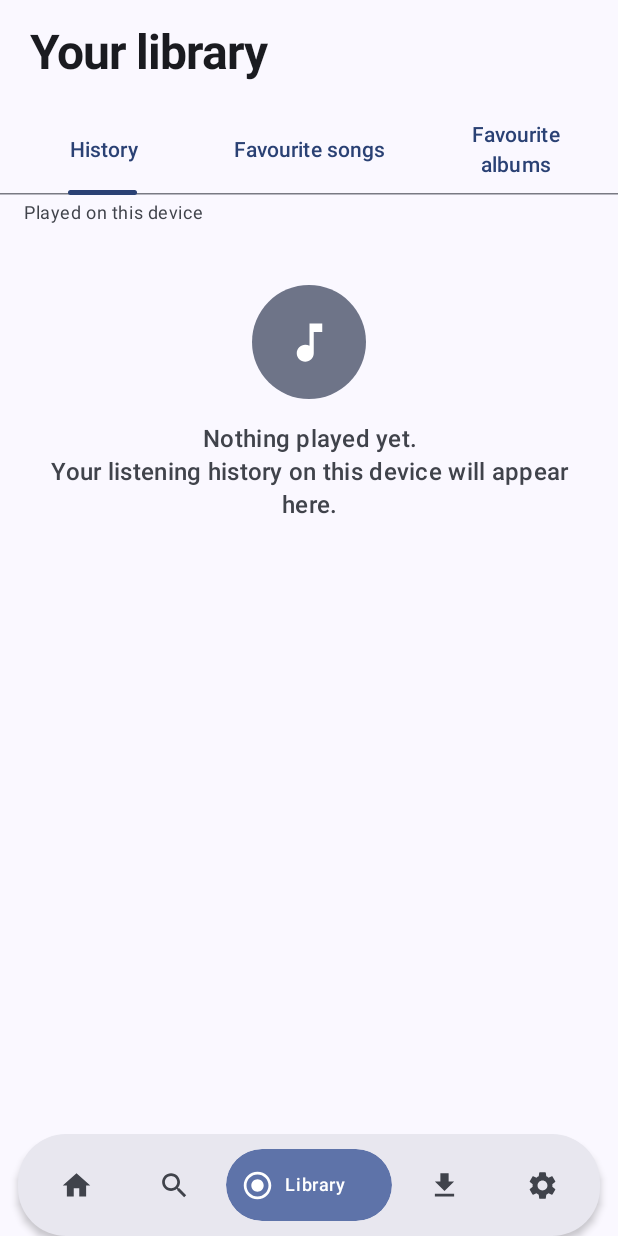
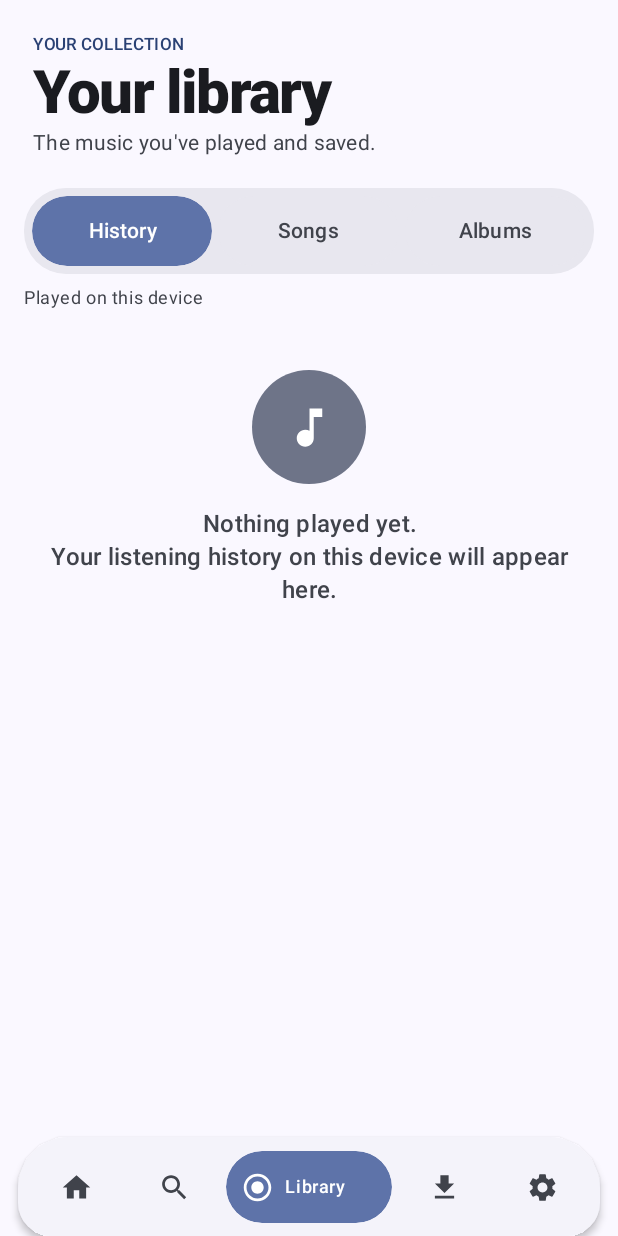
Before and after one commit to negr666omg/squirtify-android, an Android app built with Jetpack Compose: the screen it shows after launch (MainActivity), after a tap on "Library", on a phone screen of 412 x 824 dp. Run offline under Robolectric (Android 15) with nearby library versions, the phone set to English and light mode, and no system bars; network calls fail; pictures from the network do not load; 2 statements that could not run were skipped; 3 other taps on this screen came first.

Commit message:
Build a cohesive expressive Material 3 music UI

```diff
--- a/app/src/main/java/org/squidify/android/ui/nav/AppNav.kt
+++ b/app/src/main/java/org/squidify/android/ui/nav/AppNav.kt
@@ -175,8 +175,13 @@ fun AppNavHost(onExitApp: () -> Unit) {
             containerColor = MaterialTheme.colorScheme.background,
             bottomBar = {
                 Surface(
-                    shape = RoundedCornerShape(32.dp),
-                    color = MaterialTheme.colorScheme.surfaceContainerHigh,
+                    shape = RoundedCornerShape(
+                        topStart = 34.dp,
+                        topEnd = 34.dp,
+                        bottomStart = 22.dp,
+                        bottomEnd = 22.dp,
+                    ),
+                    color = MaterialTheme.colorScheme.surfaceContainerLow,
                     tonalElevation = 3.dp,
                     shadowElevation = 3.dp,
                     modifier = Modifier
@@ -196,7 +201,7 @@ fun AppNavHost(onExitApp: () -> Unit) {
                         Row(
                             modifier = Modifier
                                 .fillMaxWidth()
-                                .height(68.dp)
+                                .height(66.dp)
                                 .padding(horizontal = 8.dp, vertical = 6.dp),
                             horizontalArrangement = Arrangement.spacedBy(4.dp),
                             verticalAlignment = androidx.compose.ui.Alignment.CenterVertically,
--- a/app/src/main/java/org/squidify/android/ui/screens/LibraryScreen.kt
+++ b/app/src/main/java/org/squidify/android/ui/screens/LibraryScreen.kt
@@ -1,12 +1,16 @@
 package org.squidify.android.ui.screens
 
+import androidx.compose.foundation.clickable
+import androidx.compose.foundation.layout.Arrangement
+import androidx.compose.foundation.layout.Box
 import androidx.compose.foundation.layout.Column
+import androidx.compose.foundation.layout.Row
 import androidx.compose.foundation.layout.fillMaxSize
 import androidx.compose.foundation.layout.fillMaxWidth
 import androidx.compose.foundation.layout.padding
+import androidx.compose.foundation.shape.RoundedCornerShape
 import androidx.compose.material3.MaterialTheme
-import androidx.compose.material3.PrimaryTabRow
-import androidx.compose.material3.Tab
+import androidx.compose.material3.Surface
 import androidx.compose.material3.Text
 import androidx.compose.runtime.Composable
 import androidx.compose.runtime.getValue
@@ -14,6 +18,7 @@ import androidx.compose.runtime.mutableStateOf
 import androidx.compose.runtime.remember
 import androidx.compose.runtime.setValue
 import androidx.compose.ui.Modifier
+import androidx.compose.ui.draw.clip
 import androidx.compose.ui.unit.dp
 import org.squidify.android.data.Album
 import org.squidify.android.data.Artist
@@ -24,10 +29,9 @@ import org.squidify.android.ui.screens.library.FavouriteSongsTab
 import org.squidify.android.ui.screens.library.HistoryTab
 
 /**
- * "Library" destination: what YOU listened to on this device, plus your
- * favourites. Server browsing lives in Search/Home.
+ * "Library" destination: listening history and saved music.
+ * Server browsing stays in Search/Home.
  */
-@OptIn(androidx.compose.material3.ExperimentalMaterial3Api::class)
 @Composable
 fun LibraryScreen(
     onAlbumClick: (Album) -> Unit,
@@ -35,31 +39,76 @@ fun LibraryScreen(
     onGenreClick: (Genre) -> Unit,
     onPlaylistClick: (Playlist) -> Unit,
 ) {
-    val sections = listOf("History", "Favourite songs", "Favourite albums")
+    val sections = listOf("History", "Songs", "Albums")
     var selected by remember { mutableStateOf(0) }
 
     Column(Modifier.fillMaxSize()) {
         Column(
             modifier = Modifier
                 .fillMaxWidth()
-                .padding(horizontal = 20.dp, vertical = 16.dp),
+                .padding(horizontal = 22.dp)
+                .padding(top = 22.dp, bottom = 16.dp),
         ) {
             Text(
+                text = "YOUR COLLECTION",
+                style = MaterialTheme.typography.labelSmall,
+                color = MaterialTheme.colorScheme.primary,
+            )
+            Text(
                 text = "Your library",
-                style = MaterialTheme.typography.headlineLarge,
+                style = MaterialTheme.typography.displaySmall,
                 color = MaterialTheme.colorScheme.onBackground,
             )
+            Text(
+                text = "The music you've played and saved.",
+                style = MaterialTheme.typography.bodyMedium,
+                color = MaterialTheme.colorScheme.onSurfaceVariant,
+            )
         }
-        PrimaryTabRow(selectedTabIndex = selected) {
-            sections.forEachIndexed { index, label ->
-                Tab(
-                    selected = selected == index,
-                    onClick = { selected = index },
-                    text = { Text(label) },
-                )
+
+        Surface(
+            modifier = Modifier
+                .fillMaxWidth()
+                .padding(horizontal = 16.dp, vertical = 4.dp),
+            shape = RoundedCornerShape(28.dp),
+            color = MaterialTheme.colorScheme.surfaceContainerHigh,
+        ) {
+            Row(
+                modifier = Modifier.padding(5.dp),
+                horizontalArrangement = Arrangement.spacedBy(4.dp),
+            ) {
+                sections.forEachIndexed { index, label ->
+                    val isSelected = selected == index
+                    Surface(
+                        shape = RoundedCornerShape(24.dp),
+                        color = if (isSelected) MaterialTheme.colorScheme.primaryContainer
+                        else MaterialTheme.colorScheme.surfaceContainerHigh,
+                        modifier = Modifier
+                            .weight(1f)
+                            .clip(RoundedCornerShape(24.dp))
+                            .clickable { selected = index },
+                    ) {
+                        Box(
+                            modifier = Modifier
+                                .fillMaxWidth()
+                                .padding(horizontal = 5.dp, vertical = 13.dp),
+                        ) {
+                            Text(
+                                text = label,
+                                style = MaterialTheme.typography.labelLarge,
+                                color = if (isSelected) MaterialTheme.colorScheme.onPrimaryContainer
+                                else MaterialTheme.colorScheme.onSurfaceVariant,
+                                modifier = Modifier.fillMaxWidth(),
+                                textAlign = androidx.compose.ui.text.style.TextAlign.Center,
+                                maxLines = 1,
+                            )
+                        }
+                    }
+                }
             }
         }
-        androidx.compose.foundation.layout.Box(Modifier.fillMaxSize()) {
+
+        Box(Modifier.fillMaxSize()) {
             when (selected) {
                 0 -> HistoryTab(onAlbumClick = onAlbumClick, onArtistClick = onArtistClick)
                 1 -> FavouriteSongsTab()
--- a/app/src/main/java/org/squidify/android/ui/theme/Theme.kt
+++ b/app/src/main/java/org/squidify/android/ui/theme/Theme.kt
@@ -88,32 +88,46 @@ private val SquidDarkColors = darkColorScheme(
 
 private val SquidTypography = Typography().let { base ->
     base.copy(
+        displayLarge = base.displayLarge.copy(
+            fontSize = 56.sp, lineHeight = 60.sp, fontWeight = FontWeight.ExtraBold,
+            letterSpacing = (-1.8).sp,
+        ),
+        displayMedium = base.displayMedium.copy(
+            fontSize = 46.sp, lineHeight = 52.sp, fontWeight = FontWeight.ExtraBold,
+            letterSpacing = (-1.4).sp,
+        ),
         displaySmall = base.displaySmall.copy(
-            fontSize = 38.sp, lineHeight = 44.sp, fontWeight = FontWeight.ExtraBold,
-            letterSpacing = (-1.1).sp,
+            fontSize = 40.sp, lineHeight = 46.sp, fontWeight = FontWeight.ExtraBold,
+            letterSpacing = (-1.2).sp,
         ),
         headlineLarge = base.headlineLarge.copy(
-            fontSize = 32.sp, lineHeight = 38.sp, fontWeight = FontWeight.Bold,
-            letterSpacing = (-0.8).sp,
+            fontSize = 34.sp, lineHeight = 40.sp, fontWeight = FontWeight.Bold,
+            letterSpacing = (-0.9).sp,
         ),
         headlineMedium = base.headlineMedium.copy(
-            fontSize = 28.sp, lineHeight = 34.sp, fontWeight = FontWeight.Bold,
-            letterSpacing = (-0.55).sp,
+            fontSize = 29.sp, lineHeight = 35.sp, fontWeight = FontWeight.Bold,
+            letterSpacing = (-0.65).sp,
+        ),
+        headlineSmall = base.headlineSmall.copy(
+            fontSize = 25.sp, lineHeight = 31.sp, fontWeight = FontWeight.Bold,
+            letterSpacing = (-0.4).sp,
         ),
         titleLarge = base.titleLarge.copy(
             fontSize = 22.sp, lineHeight = 28.sp, fontWeight = FontWeight.SemiBold,
-            letterSpacing = (-0.25).sp,
+            letterSpacing = (-0.3).sp,
         ),
         titleMedium = base.titleMedium.copy(
             fontSize = 16.sp, lineHeight = 22.sp, fontWeight = FontWeight.SemiBold,
         ),
+        bodyLarge = base.bodyLarge.copy(fontSize = 16.sp, lineHeight = 24.sp),
+        labelLarge = base.labelLarge.copy(fontWeight = FontWeight.SemiBold, letterSpacing = 0.1.sp),
     )
 }
 
 private val SquidShapes = Shapes(
     extraSmall = RoundedCornerShape(10.dp),
-    small = RoundedCornerShape(16.dp),
-    medium = RoundedCornerShape(22.dp),
-    large = RoundedCornerShape(28.dp),
-    extraLarge = RoundedCornerShape(36.dp),
+    small = RoundedCornerShape(18.dp),
+    medium = RoundedCornerShape(24.dp),
+    large = RoundedCornerShape(32.dp),
+    extraLarge = RoundedCornerShape(40.dp),
 )
```
Also changed, not shown: app/src/main/java/org/squidify/android/ui/components/Common.kt (+5 -5 lines), app/src/main/java/org/squidify/android/ui/components/MiniPlayer.kt (+4 -4 lines), app/src/main/java/org/squidify/android/ui/components/NowPlaying.kt (+24 -6 lines), app/src/main/java/org/squidify/android/ui/screens/AlbumScreen.kt (+20 -18 lines), app/src/main/java/org/squidify/android/ui/screens/HomeScreen.kt (+8 -3 lines).
